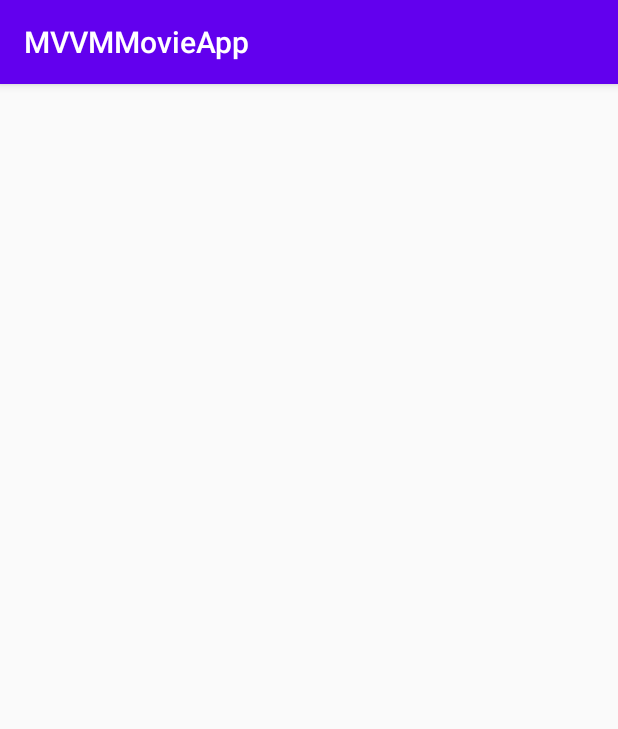
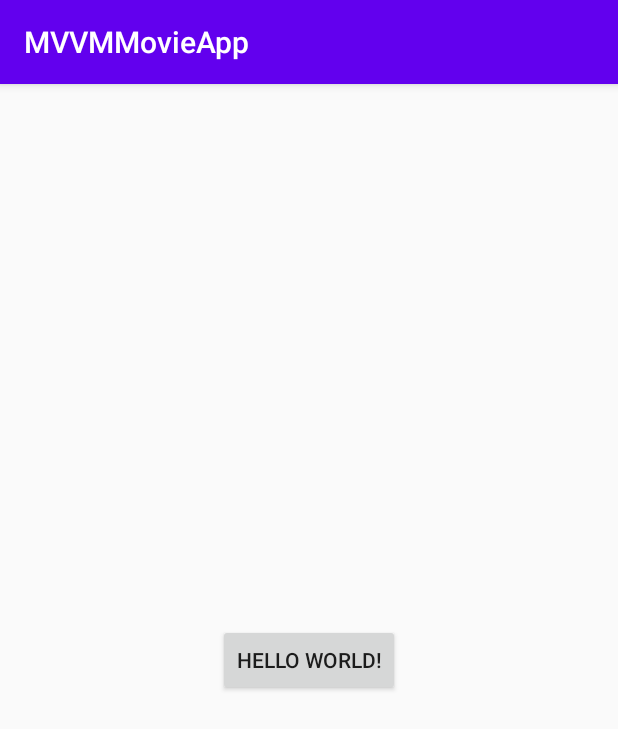
Before and after one commit to MuhammadShafiqAzuka/MVVMMovieApp, an Android app: the screen it shows after launch (MainActivity), on a phone screen of 412 x 824 dp. Shown: the top 729 px of the screen. Run offline under Robolectric (Android 15) with nearby library versions, the phone set to English and light mode, and no system bars.

```diff
--- a/app/src/main/AndroidManifest.xml
+++ b/app/src/main/AndroidManifest.xml
@@ -1,6 +1,7 @@
 <?xml version="1.0" encoding="utf-8"?>
 <manifest xmlns:android="http://schemas.android.com/apk/res/android"
     package="com.azuka.mvvmmovieapp">
+    <uses-permission android:name="android.permission.INTERNET" />
 
     <application
         android:allowBackup="true"
--- a/app/src/main/java/com/azuka/mvvmmovieapp/ui/MainActivity.kt
+++ b/app/src/main/java/com/azuka/mvvmmovieapp/ui/MainActivity.kt
@@ -1,12 +1,20 @@
 package com.azuka.mvvmmovieapp.ui
 
+import android.content.Intent
+import android.os.Bundle
 import androidx.appcompat.app.AppCompatActivity
-import android.os.Bundle
 import com.azuka.mvvmmovieapp.R
+import com.azuka.mvvmmovieapp.ui.moviedetails.MovieDetailsActivity
+import kotlinx.android.synthetic.main.activity_main.*
 
 class MainActivity : AppCompatActivity() {
     override fun onCreate(savedInstanceState: Bundle?) {
         super.onCreate(savedInstanceState)
         setContentView(R.layout.activity_main)
+        btn.setOnClickListener {
+            val intent = Intent(this, MovieDetailsActivity::class.java)
+            intent.putExtra("id", 299534)
+            this.startActivity(intent)
+        }
     }
 }
--- a/app/src/main/res/layout/activity_main.xml
+++ b/app/src/main/res/layout/activity_main.xml
@@ -6,34 +6,14 @@
     android:layout_height="match_parent"
     tools:context=".ui.MainActivity">
 
-    <LinearLayout
-        android:layout_width="match_parent"
-        android:layout_height="match_parent"
-        android:orientation="vertical">
-        <ProgressBar
-            android:id="@+id/progress_bar_popular"
-            android:layout_width="wrap_content"
-            android:layout_height="match_parent"
-            android:layout_gravity="center"
-            android:visibility="gone"/>
-
-        <TextView
-            android:id="@+id/txt_error_popular"
-            android:layout_width="match_parent"
-            android:layout_height="match_parent"
-            android:gravity="center"
-            android:text="Connection Problem!!"
-            android:visibility="gone"/>
-
-        <androidx.recyclerview.widget.RecyclerView
-            android:id="@+id/rv_movie_list"
-            android:layout_margin="4dp"
-            android:layout_width="match_parent"
-            android:layout_height="match_parent"
-            android:scrollbars="vertical"
-            />
-
-
-    </LinearLayout>
+    <Button
+        android:id="@+id/btn"
+        android:layout_width="wrap_content"
+        android:layout_height="wrap_content"
+        android:text="Hello World!"
+        app:layout_constraintBottom_toBottomOf="parent"
+        app:layout_constraintLeft_toLeftOf="parent"
+        app:layout_constraintRight_toRightOf="parent"
+        app:layout_constraintTop_toTopOf="parent" />
 
 </androidx.constraintlayout.widget.ConstraintLayout>
```
Also changed, not shown: app/build.gradle (+12 -8 lines), app/src/main/java/com/azuka/mvvmmovieapp/ui/data/model/Genre.kt (added, +11 -0 lines), app/src/main/java/com/azuka/mvvmmovieapp/ui/data/model/MovieDetails.kt (added, +57 -0 lines), app/src/main/java/com/azuka/mvvmmovieapp/ui/data/model/MovieResponse.kt (added, +13 -0 lines), app/src/main/java/com/azuka/mvvmmovieapp/ui/data/model/ProductionCompany.kt (added, +15 -0 lines), app/src/main/java/com/azuka/mvvmmovieapp/ui/data/model/ProductionCountry.kt (added, +11 -0 lines), app/src/main/java/com/azuka/mvvmmovieapp/ui/data/model/SpokenLanguage.kt (added, +11 -0 lines), app/src/main/java/com/azuka/mvvmmovieapp/ui/data/repository/MovieDetailsNetworkData.kt (added, +55 -0 lines), app/src/main/java/com/azuka/mvvmmovieapp/ui/data/repository/NetworkState.kt (added, +19 -0 lines), app/src/main/java/com/azuka/mvvmmovieapp/ui/data/retrofit/RetrofitBuilder.kt (added, +53 -0 lines), app/src/main/java/com/azuka/mvvmmovieapp/ui/data/retrofit/RetrofitGet.kt (added, +17 -0 lines), app/src/main/java/com/azuka/mvvmmovieapp/ui/moviedetails/MovieDetailsActivity.kt (+68 -1 lines), app/src/main/java/com/azuka/mvvmmovieapp/ui/moviedetails/MovieDetailsRepository.kt (added, +32 -0 lines), app/src/main/java/com/azuka/mvvmmovieapp/ui/moviedetails/SingleMovieDetailsViewModel.kt (added, +30 -0 lines).
